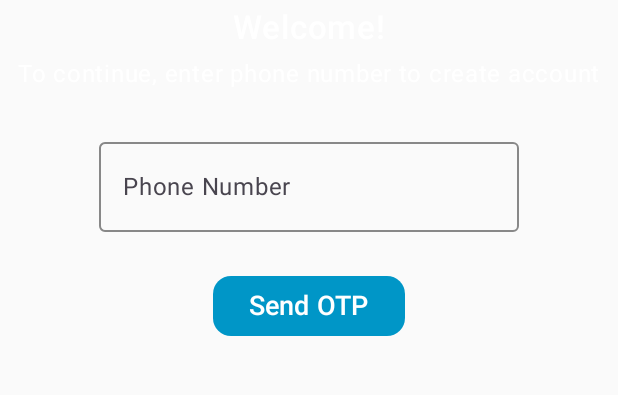
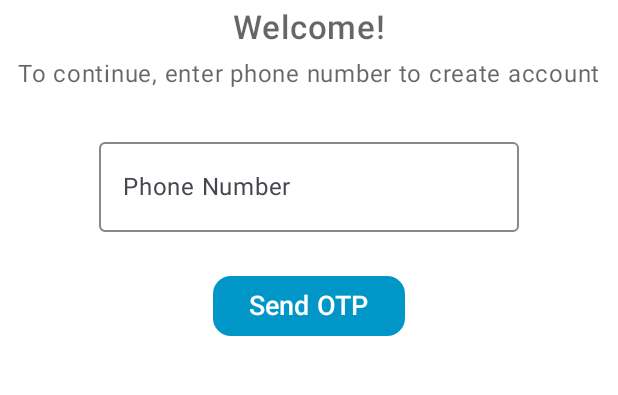
Before and after one commit to Nic3holas-wq/ChatX, an Android app built with Jetpack Compose: the screen it shows after launch (MainActivity), on a phone screen of 412 x 824 dp, the part 180-575 px from its top. Run offline under Robolectric (Android 15) with nearby library versions, the phone set to English and light mode, and no system bars; our stand-ins replace Firebase (no records; nobody signed in at launch, a user with empty details on screens opened directly), Room's generated code.

Commit message:
Fixed Darkmode bug

```diff
--- a/app/src/main/java/com/example/chatx/MainActivity.kt
+++ b/app/src/main/java/com/example/chatx/MainActivity.kt
@@ -4,17 +4,25 @@ import android.os.Bundle
 import androidx.activity.ComponentActivity
 import androidx.activity.compose.setContent
 import androidx.activity.enableEdgeToEdge
+import androidx.activity.viewModels
+import androidx.compose.runtime.collectAsState
+import androidx.compose.runtime.getValue
+import androidx.compose.runtime.setValue
+import androidx.lifecycle.viewmodel.compose.viewModel
 import com.example.chatx.ui.theme.ChatXTheme
+import com.example.chatx.viewmodel.SettingsViewModel
 import com.google.firebase.FirebaseApp
 
 class MainActivity : ComponentActivity() {
+    val viewModel: SettingsViewModel by viewModels<SettingsViewModel>()
     override fun onCreate(savedInstanceState: Bundle?) {
         super.onCreate(savedInstanceState)
         FirebaseApp.initializeApp(this)
         enableEdgeToEdge()
         setContent {
 
-            ChatXTheme {
+            val isDarkMode by viewModel.isDarkMode.collectAsState()
+            ChatXTheme(isDarkTheme = isDarkMode) {
                 AppNavigator()
             }
         }
--- a/app/src/main/java/com/example/chatx/Navigation.kt
+++ b/app/src/main/java/com/example/chatx/Navigation.kt
@@ -6,10 +6,13 @@ import androidx.navigation.compose.composable
 import androidx.navigation.compose.rememberNavController
 import com.example.chatx.view.Account
 import com.example.chatx.view.Chat
+import com.example.chatx.view.CreateGroup
 import com.example.chatx.view.Home
+import com.example.chatx.view.Settings
 import com.example.chatx.view.Signin
 import com.example.chatx.view.SplashScreen
 import com.example.chatx.view.StartChatScreen
+import com.example.chatx.view.Themes
 
 @Composable
 fun AppNavigator(){
@@ -21,6 +24,9 @@ fun AppNavigator(){
         composable("home"){ Home(navController) }
         composable("start_chat"){ StartChatScreen(navController) }
         composable("account_info"){ Account(navController) }
+        composable("create_group"){ CreateGroup(navController) }
+        composable("settings"){ Settings(navController) }
+        composable("theme"){ Themes(navController) }
         composable("chat/{userId}"){backStackEntry ->
             val userId = backStackEntry.arguments?.getString("userId")
             Chat(navController ,userId = userId)
--- a/app/src/main/java/com/example/chatx/model/data/Database.kt
+++ b/app/src/main/java/com/example/chatx/model/data/Database.kt
@@ -5,9 +5,10 @@ import androidx.room.Database
 import androidx.room.Room
 import androidx.room.RoomDatabase
 
-@Database(entities = [User::class], version = 1)
+@Database(entities = [User::class, Settings::class], version = 1)
 abstract class AppDatabase : RoomDatabase() {
     abstract fun userDao(): UserDao
+    abstract fun settingsDao(): SettingDao
 
     companion object {
         @Volatile private var INSTANCE: AppDatabase? = null
--- /dev/null
+++ b/app/src/main/java/com/example/chatx/model/data/SettingDao.kt
@@ -0,0 +1,15 @@
+package com.example.chatx.model.data
+
+import androidx.room.Dao
+import androidx.room.Insert
+import androidx.room.OnConflictStrategy
+import androidx.room.Query
+
+@Dao
+interface SettingDao {
+    @Query("SELECT * FROM settings WHERE id = 0")
+    suspend fun getSettings(): Settings?
+
+    @Insert(onConflict = OnConflictStrategy.REPLACE)
+    suspend fun saveSettings(settings: Settings)
+}
--- a/app/src/main/java/com/example/chatx/ui/theme/Color.kt
+++ b/app/src/main/java/com/example/chatx/ui/theme/Color.kt
@@ -5,10 +5,10 @@ import androidx.compose.ui.graphics.Color
 val lightPrimary = Color(0xFF0096C7)
 val lightBackground = Color.White
 val lightOnPrimary = Color.White
-val lightOnBackground = Color.Black
+val lightOnBackground = Color(0x99000000)
 
 //darkmode
-val darkPrimary = Color(0xFF90CAF9)
-val darkBackground = Color(0xFF121212)
-val darkOnPrimary = Color.Black
+val darkPrimary = Color(0x99000000)
+val darkBackground = Color(0xCC000000)
+val darkOnPrimary = Color(0xCC000000)
 val darkOnBackground = Color.White
--- a/app/src/main/java/com/example/chatx/ui/theme/Theme.kt
+++ b/app/src/main/java/com/example/chatx/ui/theme/Theme.kt
@@ -5,8 +5,6 @@ import android.graphics.Color
 import android.os.Build
 import androidx.compose.foundation.isSystemInDarkTheme
 import androidx.compose.material3.MaterialTheme
-import androidx.compose.material3.MaterialTheme.colorScheme
-import androidx.compose.material3.MaterialTheme.shapes
 import androidx.compose.material3.darkColorScheme
 import androidx.compose.material3.dynamicDarkColorScheme
 import androidx.compose.material3.dynamicLightColorScheme
@@ -14,38 +12,31 @@ import androidx.compose.material3.lightColorScheme
 import androidx.compose.runtime.Composable
 import androidx.compose.ui.platform.LocalContext
 
-private val DarkColorScheme = darkColorScheme(
+private val DarkColorPalette = darkColorScheme(
     primary = darkPrimary,
     background = darkBackground,
-    onPrimary = darkPrimary,
-    onBackground = darkBackground
+    onPrimary = darkOnPrimary,
+    onBackground = darkOnBackground
 
 )
 
-private val LightColorScheme = lightColorScheme(
+private val LightColorPalette = lightColorScheme(
     primary = lightPrimary,
     background = lightBackground,
-    onPrimary = lightPrimary,
-    onBackground = lightBackground
+    onPrimary = lightOnPrimary,
+    onBackground = lightOnBackground
 )
 
 @Composable
 fun ChatXTheme(
-    darkTheme: Boolean = isSystemInDarkTheme(),
-    // Dynamic color is available on Android 12+
-    dynamicColor: Boolean = true,
+    isDarkTheme: Boolean = isSystemInDarkTheme(),
     content: @Composable () -> Unit
 ) {
-    val colorScheme =if (darkTheme){
-        DarkColorScheme
-    } else {
-        LightColorScheme
-    }
+    val colors = if (isDarkTheme) DarkColorPalette else LightColorPalette
 
     MaterialTheme(
-        colorScheme = colorScheme,
+        colorScheme = colors ,
         typography = Typography,
-        shapes = shapes,
         content = content
     )
 }
--- a/app/src/main/java/com/example/chatx/view/Account.kt
+++ b/app/src/main/java/com/example/chatx/view/Account.kt
@@ -25,6 +25,7 @@ import androidx.compose.material.Text
 import androidx.compose.material.icons.Icons
 import androidx.compose.material.icons.filled.ArrowBack
 import androidx.compose.material.icons.filled.Edit
+import androidx.compose.material3.MaterialTheme
 import androidx.compose.runtime.Composable
 import androidx.compose.runtime.LaunchedEffect
 import androidx.compose.runtime.mutableStateOf
@@ -98,13 +99,15 @@ fun Account(navController: NavHostController, viewModel: UserViewModel = viewMod
     }
     Column(
         modifier = Modifier
+            .background(MaterialTheme.colorScheme.background)
             .padding(top = 30.dp)
             .fillMaxSize()
+
     ) {
         Box(
             modifier = Modifier
                 .fillMaxWidth()
-                .background(Color(0xFF0096C7),
+                .background(MaterialTheme.colorScheme.primary,
                     shape = RoundedCornerShape(
                         topStart = 0.dp,
                         topEnd = 0.dp,
--- a/app/src/main/java/com/example/chatx/view/Signin.kt
+++ b/app/src/main/java/com/example/chatx/view/Signin.kt
@@ -3,6 +3,7 @@ package com.example.chatx.view
 import android.R.attr.onClick
 import android.app.Activity
 import android.widget.Toast
+import androidx.compose.foundation.background
 import androidx.compose.foundation.layout.Arrangement
 import androidx.compose.foundation.layout.Column
 import androidx.compose.foundation.layout.Row
@@ -149,6 +150,7 @@ fun Signin(navController: NavHostController) {
 
     Column(
         modifier = Modifier
+            .background(MaterialTheme.colorScheme.background)
             .padding(top = 80.dp, start = 5.dp, end = 5.dp)
             .fillMaxSize(),
         verticalArrangement = Arrangement.spacedBy(5.dp),
--- a/app/src/main/java/com/example/chatx/view/SplashScreen.kt
+++ b/app/src/main/java/com/example/chatx/view/SplashScreen.kt
@@ -9,12 +9,18 @@ import androidx.compose.foundation.layout.Arrangement
 import androidx.compose.foundation.layout.Box
 import androidx.compose.foundation.layout.Column
 import androidx.compose.foundation.layout.fillMaxSize
+import androidx.compose.foundation.layout.height
+import androidx.compose.foundation.layout.offset
+import androidx.compose.foundation.layout.size
+import androidx.compose.foundation.layout.width
 import androidx.compose.material3.Text
 import androidx.compose.runtime.Composable
 import androidx.compose.runtime.LaunchedEffect
 import androidx.compose.runtime.remember
 import androidx.compose.ui.Alignment
 import androidx.compose.ui.Modifier
+import androidx.compose.ui.draw.alpha
+import androidx.compose.ui.draw.scale
 import androidx.compose.ui.graphics.Color
 import androidx.compose.ui.graphics.graphicsLayer
 import androidx.compose.ui.res.painterResource
@@ -25,12 +31,17 @@ import androidx.lifecycle.viewmodel.compose.viewModel
 import androidx.navigation.NavController
 import com.example.chatx.viewmodel.SplashViewModel
 import kotlinx.coroutines.delay
+import kotlinx.coroutines.launch
 
 @Composable
 fun SplashScreen(navController: NavController, viewModel: SplashViewModel = viewModel()){
     val scale = remember {
         Animatable(0f)
     }
+    val textScale = remember { Animatable(0.8f) }
+    val alpha = remember { Animatable(0f) }
+    val offsetY = remember { Animatable(40f) }
+
     LaunchedEffect(key1 = true) {
         scale.animateTo(
             targetValue = 0.3f,
@@ -41,6 +52,9 @@ fun SplashScreen(navController: NavController, viewModel: SplashViewModel = view
                 }
             )
         )
+        launch{textScale.animateTo(1f, tween(800))}
+        launch{alpha.animateTo(1f, tween(800))}
+        launch{offsetY.animateTo(0f, tween(800))}
         delay(3000L)
         val isLoggedIn = viewModel.isUserLoggedIn()
         if (isLoggedIn){
@@ -59,18 +73,23 @@ fun SplashScreen(navController: NavController, viewModel: SplashViewModel = view
         modifier = Modifier.fillMaxSize()
     ) {
         Image(
-            painter = painterResource(id = R.drawable.andlogo),
+            painter = painterResource(id = R.drawable.chat),
             contentDescription = "Logo",
-            modifier = Modifier.graphicsLayer(
+            modifier = Modifier
+                .graphicsLayer(
                 scaleX = scale.value,
                 scaleY = scale.value
             )
         )
-        Text(
+        /*Text(
             text = "ChatX",
+            modifier = Modifier
+                .scale(textScale.value)
+                .alpha(alpha.value)
+                .offset(y = offsetY.value.dp),
             color = Color(0xFF0096C7),
             fontSize = 36.sp,
             fontWeight = FontWeight.ExtraBold
-        )
+        )*/
     }
 }
--- /dev/null
+++ b/app/src/main/java/com/example/chatx/viewmodel/SettingsViewModel.kt
@@ -0,0 +1,33 @@
+package com.example.chatx.viewmodel
+
+import android.app.Application
+import android.widget.Toast
+import androidx.compose.runtime.State
+import androidx.compose.runtime.mutableStateOf
+import androidx.lifecycle.AndroidViewModel
+import androidx.lifecycle.viewModelScope
+import com.example.chatx.model.data.AppDatabase
+import com.example.chatx.model.data.Settings
+import kotlinx.coroutines.flow.MutableStateFlow
+import kotlinx.coroutines.flow.StateFlow
+import kotlinx.coroutines.launch
+
+class SettingsViewModel(application: Application): AndroidViewModel(application) {
+    private val dao = AppDatabase.getInstance(application).settingsDao()
+    private val _isDarkMode = MutableStateFlow(false)
+    val isDarkMode: StateFlow<Boolean> = _isDarkMode
+    init {
+        viewModelScope.launch{
+            val settings = dao.getSettings()
+            _isDarkMode.value = settings?.isDarkMode ?: false
+        }
+    }
+
+    fun toggleDarkMode(enabled: Boolean) {
+        _isDarkMode.value = enabled
+        viewModelScope.launch{
+            dao.saveSettings(Settings(isDarkMode = enabled))
+        }
+    }
+
+}
```
Also changed, not shown: app/src/main/java/com/example/chatx/model/data/Settings.kt (added, +10 -0 lines), app/src/main/java/com/example/chatx/view/Chat.kt (+16 -9 lines), app/src/main/java/com/example/chatx/view/CreateGroup.kt (added, +58 -0 lines), app/src/main/java/com/example/chatx/view/DarkModeSwitch.kt (added, +56 -0 lines), app/src/main/java/com/example/chatx/view/Settings.kt (added, +58 -0 lines), app/src/main/java/com/example/chatx/view/StartChatScreen.kt (+5 -3 lines), app/src/main/java/com/example/chatx/view/Themes.kt (added, +67 -0 lines), app/src/main/java/com/example/chatx/view/home.kt (+18 -12 lines), app/src/main/res/drawable/chat.png (added), 1 other file.
